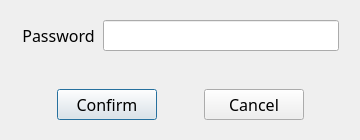
Qt form src/password-dialog.ui (sc0000/hfmdd-video-system) before a commit.
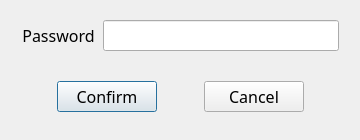
The same form after that commit.

```diff
--- a/src/password-dialog.ui
+++ b/src/password-dialog.ui
@@ -70,10 +70,10 @@
        <number>0</number>
       </property>
       <property name="topMargin">
-       <number>22</number>
+       <number>14</number>
       </property>
       <property name="bottomMargin">
-       <number>0</number>
+       <number>8</number>
       </property>
       <item>
        <widget class="QPushButton" name="okButton">
```
Left out of the diff: 6 changed lines with no effect on the pictures.
